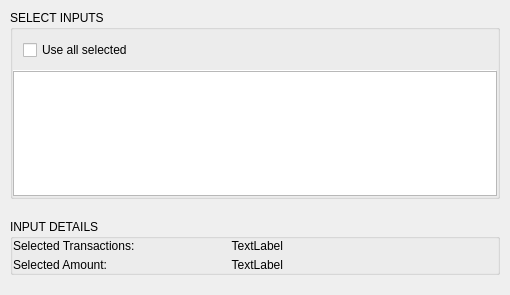
First picture: the form in BlockSettleUILib/CoinControlWidget.ui, repository BlockSettle/terminal, before the edit.
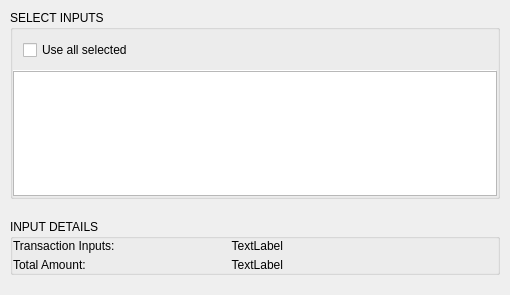
Second picture: the form after the edit.

Diff of the .ui file:
```diff
--- a/BlockSettleUILib/CoinControlWidget.ui
+++ b/BlockSettleUILib/CoinControlWidget.ui
@@ -261,7 +261,7 @@
                </size>
               </property>
               <property name="text">
-               <string>Selected Transactions:</string>
+               <string>Transaction Inputs:</string>
               </property>
               <property name="alignment">
                <set>Qt::AlignLeading|Qt::AlignLeft|Qt::AlignVCenter</set>
@@ -289,7 +289,7 @@
                </size>
               </property>
               <property name="text">
-               <string>Selected Amount:</string>
+               <string>Total Amount:</string>
               </property>
               <property name="alignment">
                <set>Qt::AlignLeading|Qt::AlignLeft|Qt::AlignVCenter</set>
```
